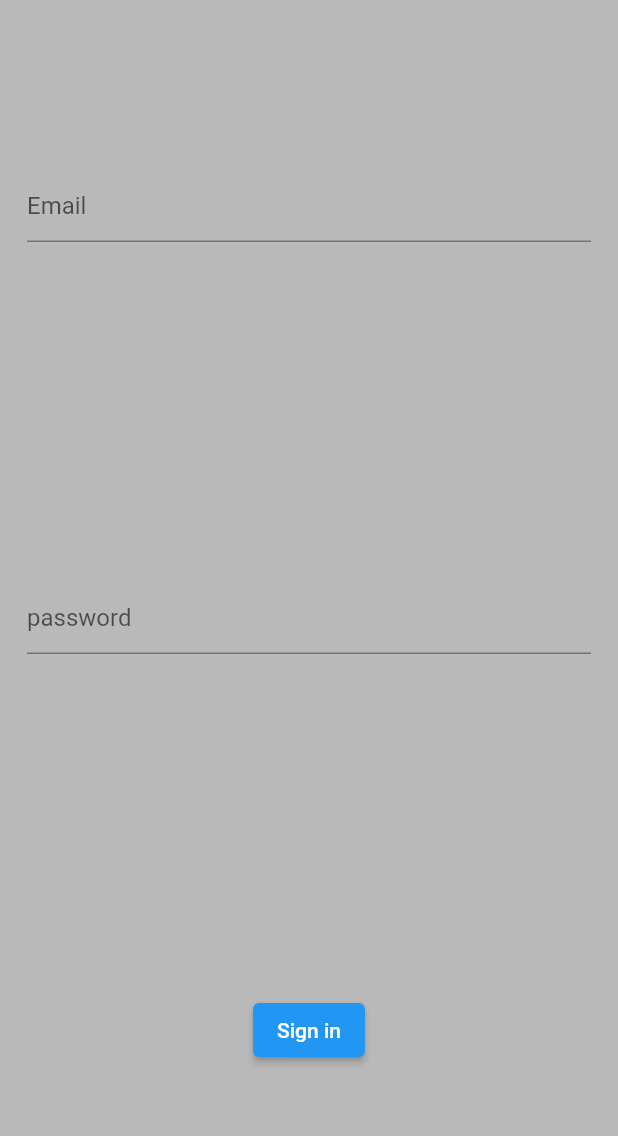
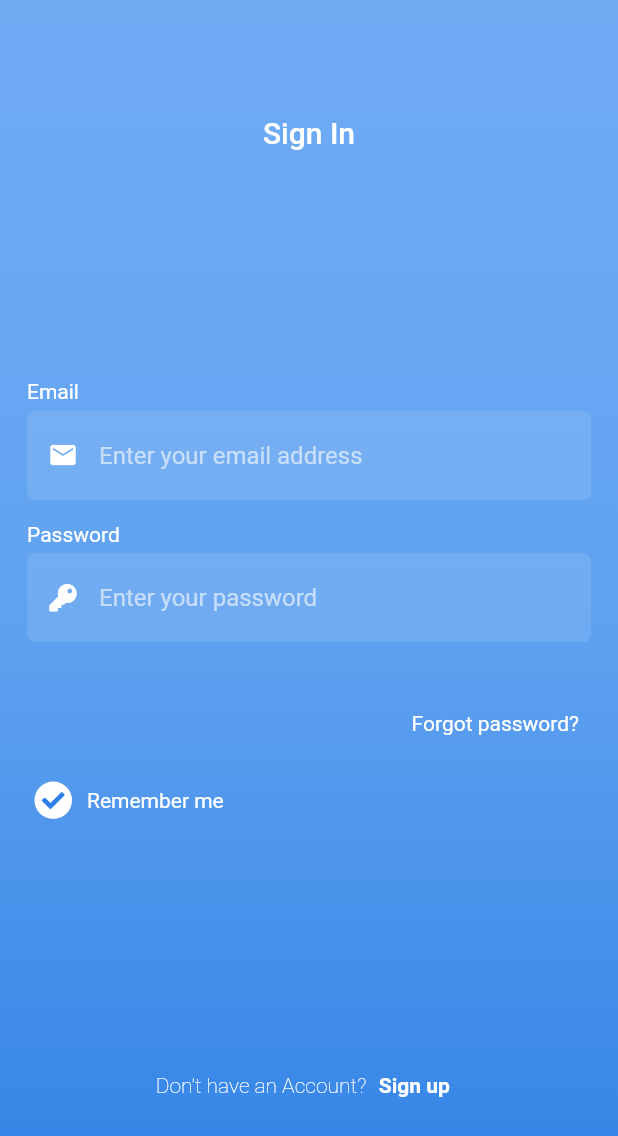
Before and after one commit to mohamedlotfy50/e_exam, a Flutter app: the SignInScreen screen opened directly, on a phone screen of 412 x 824 dp. Shown: the top 1136 px of the screen. Run offline on Flutter 3.47's test engine with Material 2 defaults, Android fonts, the phone set to English and light mode, and no system bars; our stand-ins replace bloc, cloud_firestore, dartz, firebase_auth, firebase_core, flutter_bloc and 2 more; accounts and stored records are empty.

Commit message:
implement sign in ui

```diff
--- /dev/null
+++ b/lib/prsentation/screens/auth/presentation/screens/signin_screen.dart
@@ -0,0 +1,181 @@
+import 'package:e_exam/prsentation/screens/auth/presentation/widgets/auth_form_field.dart';
+import 'package:e_exam/prsentation/shared/screen_adaptive.dart';
+import 'package:font_awesome_flutter/font_awesome_flutter.dart';
+
+import '../../../home/home.dart';
+import 'package:flutter/cupertino.dart';
+import 'package:flutter/material.dart';
+import 'package:flutter_bloc/flutter_bloc.dart';
+
+import '../../../../../blocs/auth/auth_bloc.dart';
+
+class SignInScreen extends StatelessWidget {
+  @override
+  Widget build(BuildContext context) {
+    final ThemeData _theme = Theme.of(context);
+    final Size _size = MediaQuery.of(context).size;
+
+    return Scaffold(
+      body: ScreenAdaptive(
+        moblie: Container(
+          padding: EdgeInsets.symmetric(
+            horizontal: 18,
+          ),
+          width: _size.width,
+          height: _size.height,
+          decoration: BoxDecoration(
+            gradient: LinearGradient(
+              colors: [
+                Color(0xFF70ACF4),
+                _theme.accentColor,
+                _theme.primaryColor
+              ],
+              begin: Alignment.topCenter,
+              end: Alignment.bottomCenter,
+            ),
+          ),
+          child: _MobileView(
+            theme: _theme,
+          ),
+        ),
+        web: _WebView(size: _size, theme: _theme),
+      ),
+    );
+  }
+}
+
+class _MobileView extends StatelessWidget {
+  final ThemeData theme;
+  const _MobileView({Key? key, required this.theme}) : super(key: key);
+
+  @override
+  Widget build(BuildContext context) {
+    return Column(
+      mainAxisAlignment: MainAxisAlignment.spaceAround,
+      children: [
+        Text(
+          'Sign In',
+          style: theme.textTheme.bodyText1,
+        ),
+        Column(
+          children: [
+            AuthFormField(
+              hintText: 'Enter your email address',
+              icon: Icon(
+                Icons.mail,
+                color: Colors.white,
+                size: 20,
+              ),
+              title: 'Email',
+            ),
+            AuthFormField(
+              hintText: 'Enter your password',
+              icon: Icon(
+                FontAwesomeIcons.key,
+                color: Colors.white,
+                size: 18,
+              ),
+              title: 'Password',
+            ),
+            SizedBox(
+              height: 15,
+            ),
+            Row(
+              mainAxisAlignment: MainAxisAlignment.end,
+              children: [
+                TextButton(
+                    onPressed: () {},
+                    child: Text(
+                      'Forgot password?',
+                      style: theme.textTheme.bodyText2,
+                    ))
+              ],
+            ),
+            SizedBox(
+              height: 15,
+            ),
+            Row(
+              children: [
+                SizedBox(
+                  width: 5,
+                ),
+                GestureDetector(
+                  child: Container(
+                    width: 25,
+                    height: 25,
+                    padding: EdgeInsets.all(5),
+                    decoration: BoxDecoration(
+                        color: Colors.white,
+                        borderRadius: BorderRadius.circular(50)),
+                    child: Icon(
+                      FontAwesomeIcons.check,
+                      size: 15,
+                      color: theme.primaryColor,
+                    ),
+                  ),
+                ),
+                SizedBox(
+                  width: 10,
+                ),
+                Text(
+                  'Remember me',
+                )
+              ],
+            ),
+          ],
+        ),
+        Row(
+          mainAxisAlignment: MainAxisAlignment.center,
+          children: [
+            Text(
+              'Don\'t have an Account?',
+              style: theme.textTheme.bodyText2!
+                  .copyWith(fontWeight: FontWeight.w200),
+            ),
+            TextButton(
+                onPressed: () {},
+                child: Text(
+                  'Sign up',
+                  style: theme.textTheme.bodyText2!
+                      .copyWith(fontWeight: FontWeight.bold),
+                ))
+          ],
+        )
+      ],
+    );
+  }
+}
+
+class _WebView extends StatelessWidget {
+  final Size size;
+  final ThemeData theme;
+  const _WebView({Key? key, required this.size, required this.theme})
+      : super(key: key);
+
+  @override
+  Widget build(BuildContext context) {
+    return Container(
+      padding: EdgeInsets.symmetric(
+        horizontal: size.width / 4,
+        vertical: size.height / 6,
+      ),
+      width: size.width,
+      height: size.height,
+      decoration: BoxDecoration(
+        gradient: LinearGradient(
+          colors: [Color(0xFF70ACF4), theme.accentColor, theme.primaryColor],
+          begin: Alignment.topCenter,
+          end: Alignment.bottomCenter,
+        ),
+      ),
+      child: Container(
+        padding: EdgeInsets.symmetric(horizontal: 18),
+        decoration: BoxDecoration(
+            color: Colors.white10, borderRadius: BorderRadius.circular(5)),
+        child: _MobileView(
+          theme: theme,
+        ),
+      ),
+    );
+  }
+}
--- /dev/null
+++ b/lib/prsentation/screens/auth/presentation/widgets/auth_form_field.dart
@@ -0,0 +1,41 @@
+import 'package:flutter/material.dart';
+
+class AuthFormField extends StatelessWidget {
+  final String title, hintText;
+  final Icon icon;
+  const AuthFormField({
+    Key? key,
+    required this.title,
+    required this.hintText,
+    required this.icon,
+  }) : super(key: key);
+
+  @override
+  Widget build(BuildContext context) {
+    return Column(
+      crossAxisAlignment: CrossAxisAlignment.start,
+      children: [
+        Text(
+          title,
+          textAlign: TextAlign.start,
+        ),
+        SizedBox(
+          height: 5,
+        ),
+        Container(
+          margin: EdgeInsets.only(bottom: 15),
+          decoration: BoxDecoration(
+            color: Colors.white10,
+            borderRadius: BorderRadius.circular(5),
+          ),
+          child: TextFormField(
+            decoration: InputDecoration(
+              prefixIcon: icon,
+              hintText: hintText,
+            ),
+          ),
+        ),
+      ],
+    );
+  }
+}
--- a/lib/prsentation/screens/auth/signin_screen.dart
+++ /dev/null
@@ -1,72 +0,0 @@
-import '../home/home.dart';
-import 'package:flutter/cupertino.dart';
-import 'package:flutter/material.dart';
-import 'package:flutter_bloc/flutter_bloc.dart';
-
-import '../../../blocs/auth/auth_bloc.dart';
-
-class SignInScreen extends StatelessWidget {
-  @override
-  Widget build(BuildContext context) {
-    return Container(
-      color: Colors.black26,
-      padding: EdgeInsets.symmetric(horizontal: 18),
-      child: BlocConsumer<AuthBloc, AuthState>(
-        bloc: context.read<AuthBloc>(),
-        listener: (context, state) {
-          state.authState.fold(
-              () {},
-              (a) => a.fold(
-                  (l) {},
-                  (r) => Navigator.of(context).pushReplacement(
-                      MaterialPageRoute(
-                          builder: (context) => HomePage(user: r)))));
-        },
-        builder: (context, state) {
-          return Form(
-            autovalidateMode: state.showErrorMessage
-                ? AutovalidateMode.always
-                : AutovalidateMode.disabled,
-            child: Column(
-              mainAxisAlignment: MainAxisAlignment.spaceAround,
-              children: [
-                TextFormField(
-                  decoration: InputDecoration(hintText: 'Email'),
-                  onChanged: (email) {
-                    context.read<AuthBloc>().add(EmailChanged(email));
-                  },
-                  validator: (_) {
-                    return context
-                        .read<AuthBloc>()
-                        .state
-                        .email
-                        .getTheErrorMessage();
-                  },
-                ),
-                TextFormField(
-                  decoration: InputDecoration(hintText: 'password'),
-                  onChanged: (password) {
-                    context.read<AuthBloc>().add(PasswordChanged(password));
-                  },
-                  validator: (_) {
-                    return context
-                        .read<AuthBloc>()
-                        .state
-                        .password
-                        .getTheErrorMessage();
-                  },
-                ),
-                ElevatedButton(
-                  onPressed: () {
-                    context.read<AuthBloc>().add(SignIn());
-                  },
-                  child: Text('Sign in'),
-                ),
-              ],
-            ),
-          );
-        },
-      ),
-    );
-  }
-}
--- a/lib/prsentation/screens/auth/web_view.dart
+++ b/lib/prsentation/screens/auth/web_view.dart
@@ -1,4 +1,4 @@
-import 'signin_screen.dart';
+import 'presentation/screens/signin_screen.dart';
 import 'signup_screen.dart';
 import 'package:flutter/material.dart';
 
--- a/pubspec.yaml
+++ b/pubspec.yaml
@@ -32,6 +32,7 @@ dependencies:
   flutter_bloc: ^7.0.1
   intl: ^0.17.0
   freezed_annotation: ^0.14.2
+  font_awesome_flutter: ^9.1.0
 
   # The following adds the Cupertino Icons font to your application.
   # Use with the CupertinoIcons class for iOS style icons.
@@ -55,6 +56,7 @@ flutter:
   uses-material-design: true
   assets:
     - assets/images/
+    - assets/images/auth/
   # To add assets to your application, add an assets section, like this:
   # assets:
   #   - images/a_dot_burr.jpeg
```
Also changed, not shown: lib/app.dart (+31 -3 lines), lib/prsentation/screens/auth/auth_wrapper.dart (+7 -7 lines), pubspec.lock, 1 other file.
